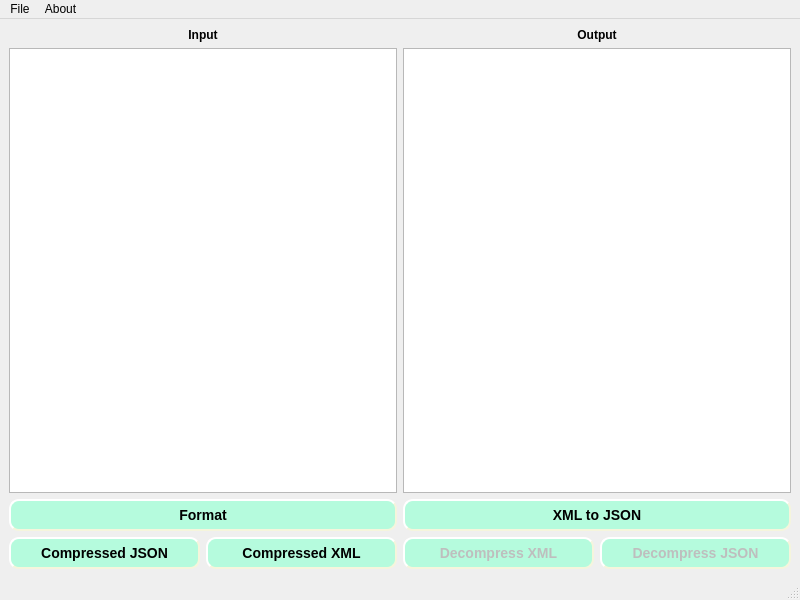
Before: the Qt Designer form Forms/xml_editor.ui in Moatsm-prog/XML-To-JSON-1, drawn with Qt 5.
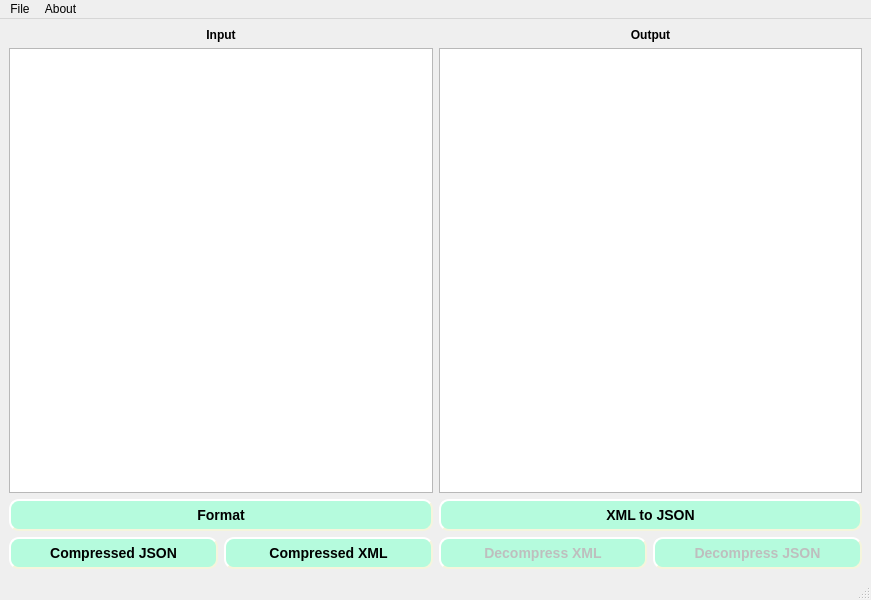
After: the same form once the commit is applied. Icons and pictures are not drawn.

```diff
--- a/Forms/xml_editor.ui
+++ b/Forms/xml_editor.ui
@@ -6,7 +6,7 @@
    <rect>
     <x>0</x>
     <y>0</y>
-    <width>800</width>
+    <width>871</width>
     <height>600</height>
    </rect>
   </property>
@@ -57,6 +57,9 @@
      <layout class="QHBoxLayout" name="horizontalLayout_4">
       <item>
        <widget class="QTextEdit" name="input_textedit">
+        <property name="lineWrapMode">
+         <enum>QTextEdit::WidgetWidth</enum>
+        </property>
         <property name="readOnly">
          <bool>true</bool>
         </property>
@@ -64,6 +67,9 @@
       </item>
       <item>
        <widget class="QTextEdit" name="output_textedit">
+        <property name="lineWrapMode">
+         <enum>QTextEdit::NoWrap</enum>
+        </property>
         <property name="readOnly">
          <bool>true</bool>
         </property>
@@ -258,8 +264,8 @@
     <rect>
      <x>0</x>
      <y>0</y>
-     <width>800</width>
-     <height>22</height>
+     <width>871</width>
+     <height>26</height>
     </rect>
    </property>
    <widget class="QMenu" name="menuFile">
```
Left out of the diff: 8 changed lines with no effect on the pictures.
